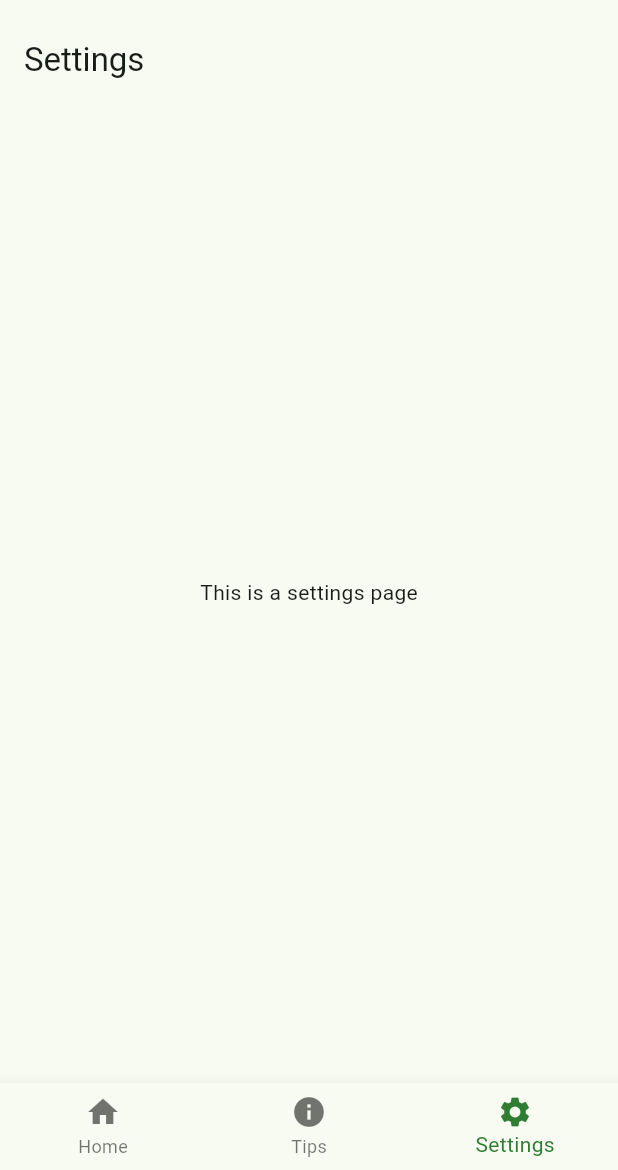
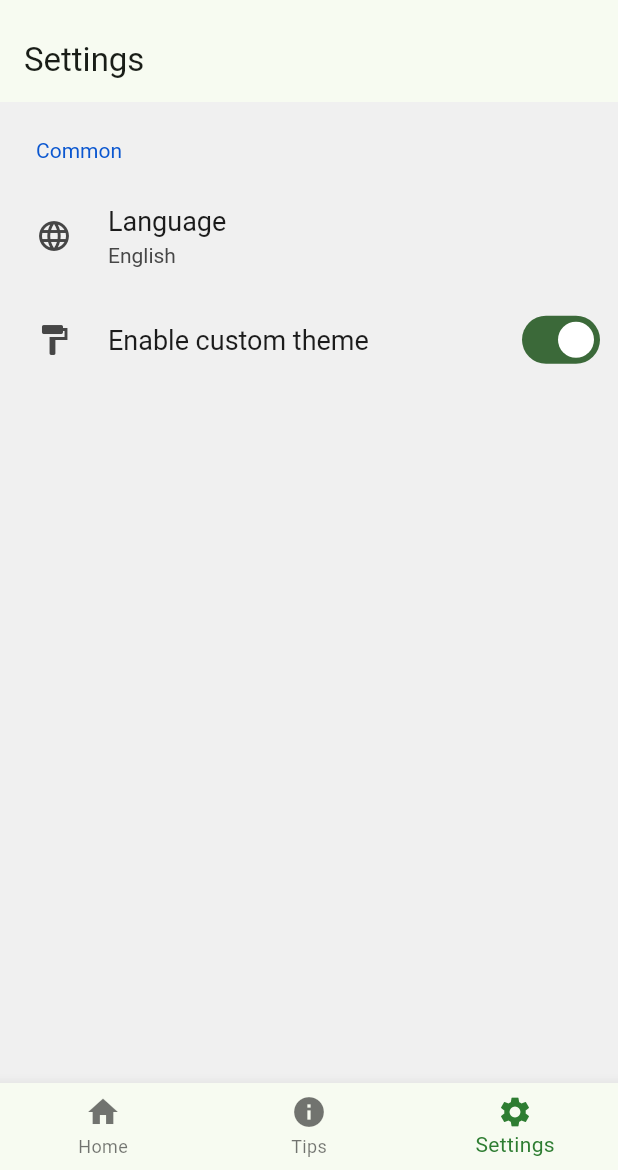
Before and after one commit to WSU-4110/budgie, a Flutter app: the screen it shows after launch, item 3 of the bottom bar chosen, on a phone screen of 412 x 824 dp, the part 66-1236 px from its top. Run offline on Flutter 3.47's test engine with Material 2 defaults, Android fonts, the phone set to English and light mode, and no system bars; drawn by our look-alikes of settings_ui; our stand-ins replace percent_indicator.

Commit message:
imported settings package and added basic settings
this is just a test to see how the package works

```diff
--- a/lib/main.dart
+++ b/lib/main.dart
@@ -2,6 +2,8 @@ import 'package:budgie/button.dart';
 import 'package:flutter/material.dart';
 import 'horProgressBar.dart';
 import 'BudgetCircle/overallBudgetCircle.dart';
+import 'package:settings_ui/settings_ui.dart';
+
 
 void main() {
   runApp(MyApp());
@@ -155,6 +157,26 @@ class SettingsPage extends StatelessWidget {
         appBar: AppBar(
           title: Text("Settings"),
         ),
-        body: Center(child: Text('This is a settings page')));
+        body: SettingsList(
+      sections: [
+        SettingsSection(
+          title: Text('Common'),
+          tiles: <SettingsTile>[
+            SettingsTile.navigation(
+              leading: Icon(Icons.language),
+              title: Text('Language'),
+              value: Text('English'),
+            ),
+            SettingsTile.switchTile(
+              onToggle: (value) {},
+              initialValue: true,
+              leading: Icon(Icons.format_paint),
+              title: Text('Enable custom theme'),
+            ),
+          ],
+        ),
+      ],
+    ),
+        );
   }
 }
--- a/lib/settingPage.dart
+++ b/lib/settingPage.dart
@@ -0,0 +1,17 @@
+import 'package:flutter/cupertino.dart';
+import 'package:flutter/material.dart';
+
+
+class SettingsPage extends StatelessWidget {
+  const SettingsPage({super.key});
+
+  //this is the settings page
+  @override
+  Widget build(BuildContext context) {
+    return Scaffold(
+        appBar: AppBar(
+          title: const Text("Settings"),
+        ),
+        body: const Center(child: Text('This is a settings page')));
+  }
+}
--- a/pubspec.yaml
+++ b/pubspec.yaml
@@ -36,6 +36,7 @@ dependencies:
   # Use with the CupertinoIcons class for iOS style icons.
   cupertino_icons: ^1.0.2
   percent_indicator: ^4.2.2
+  settings_ui: ^2.0.2
 
 dev_dependencies:
   flutter_test:
```
Also changed, not shown: pubspec.lock.
